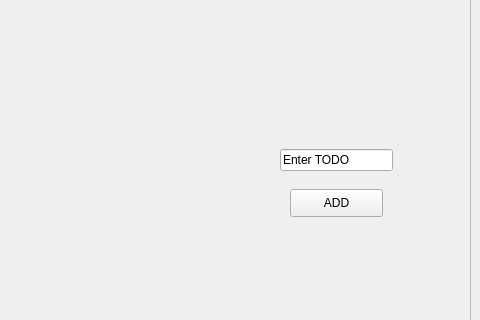
Qt form first/todo.ui (Devikarb/TIME4CLASS) before a commit; both pictures show x 170 to 650 and y 261 to 581 of the 650 by 700 pixel window.
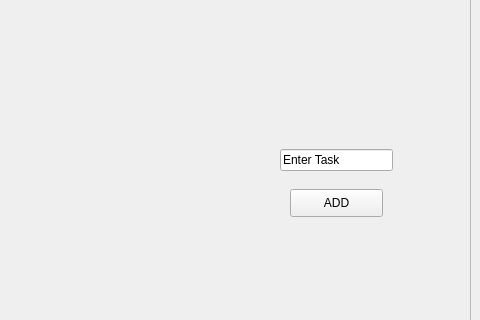
The same form after that commit.

```diff
--- a/first/todo.ui
+++ b/first/todo.ui
@@ -49,7 +49,7 @@
      </rect>
     </property>
     <property name="text">
-     <string>Enter TODO</string>
+     <string>Enter Task</string>
     </property>
    </widget>
    <widget class="QWidget" name="verticalLayoutWidget">
```
